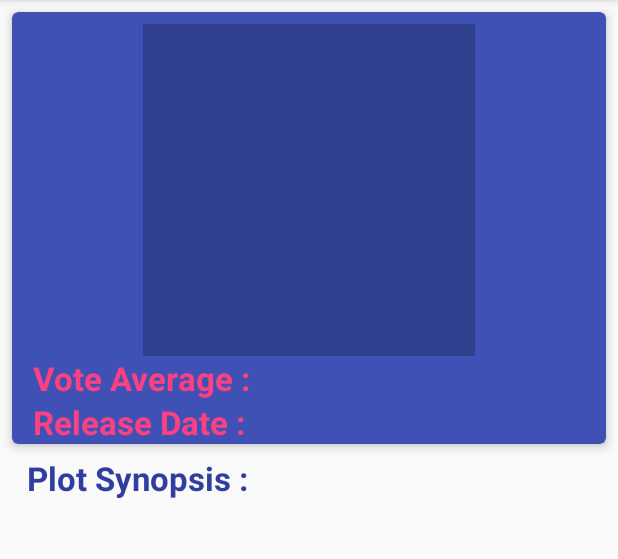
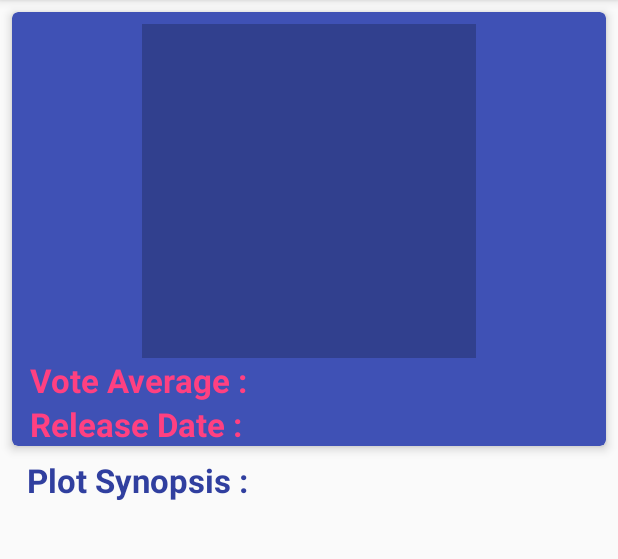
Before and after one commit to Suparna-here/popular-movies-stage1, an Android app: the DetailActivity screen opened directly, with no data from a screen before it, on a phone screen of 412 x 824 dp, the part 84-643 px from its top. Run offline under Robolectric (Android 15) with nearby library versions, the phone set to English and light mode, and no system bars; our stand-ins replace Picasso; pictures from the network do not load; 2 statements that could not run were skipped.

Commit message:
Change layout to make the text more user readable.

```diff
--- a/app/src/main/res/layout/activity_detail.xml
+++ b/app/src/main/res/layout/activity_detail.xml
@@ -3,13 +3,14 @@
     xmlns:app="http://schemas.android.com/apk/res-auto"
     xmlns:tools="http://schemas.android.com/tools"
     android:layout_width="match_parent"
-    android:layout_height="match_parent"
+    android:layout_height="wrap_content"
     tools:context="com.udacity.popular_movies_stage1.DetailActivity">
 
     <LinearLayout
         android:layout_width="match_parent"
-        android:layout_height="wrap_content"
-        android:orientation="vertical">
+        android:layout_height="match_parent"
+        android:orientation="vertical"
+        android:paddingBottom="18dp">
 
          <android.support.v7.widget.CardView xmlns:card_view="http://schemas.android.com/apk/res-auto"
              android:id="@+id/card_view"
@@ -25,8 +26,8 @@
         <android.support.constraint.ConstraintLayout xmlns:app="http://schemas.android.com/apk/res-auto"
             android:layout_width="match_parent"
             android:layout_height="match_parent"
-            android:paddingLeft="14dp"
-            android:paddingRight="14dp"
+            android:paddingLeft="12dp"
+            android:paddingRight="12dp"
             android:paddingTop="8dp">
 
             <ImageView
```
